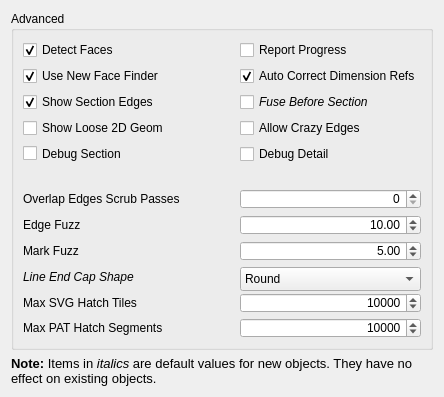
Old version of the form src/Mod/TechDraw/Gui/DlgPrefsTechDrawAdvanced.ui in the repository southseact-3d/fcd.
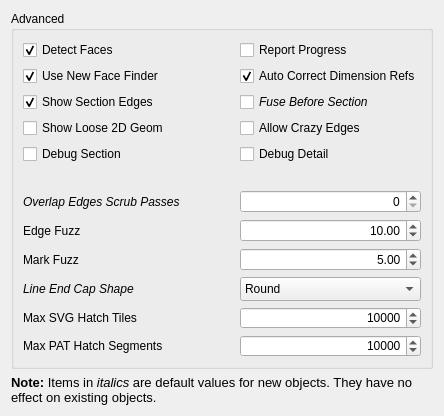
New version of the form. Custom widgets are drawn as their Qt base class.

The edit to the form file:
```diff
--- a/src/Mod/TechDraw/Gui/DlgPrefsTechDrawAdvanced.ui
+++ b/src/Mod/TechDraw/Gui/DlgPrefsTechDrawAdvanced.ui
@@ -7,7 +7,7 @@
     <x>0</x>
     <y>0</y>
     <width>444</width>
-    <height>384</height>
+    <height>416</height>
    </rect>
   </property>
   <property name="windowTitle">
@@ -558,6 +558,11 @@
         </item>
         <item row="7" column="0">
          <widget class="QLabel" name="label_3">
+          <property name="font">
+           <font>
+            <italic>true</italic>
+           </font>
+          </property>
           <property name="text">
            <string>Overlap Edges Scrub Passes</string>
           </property>
```
